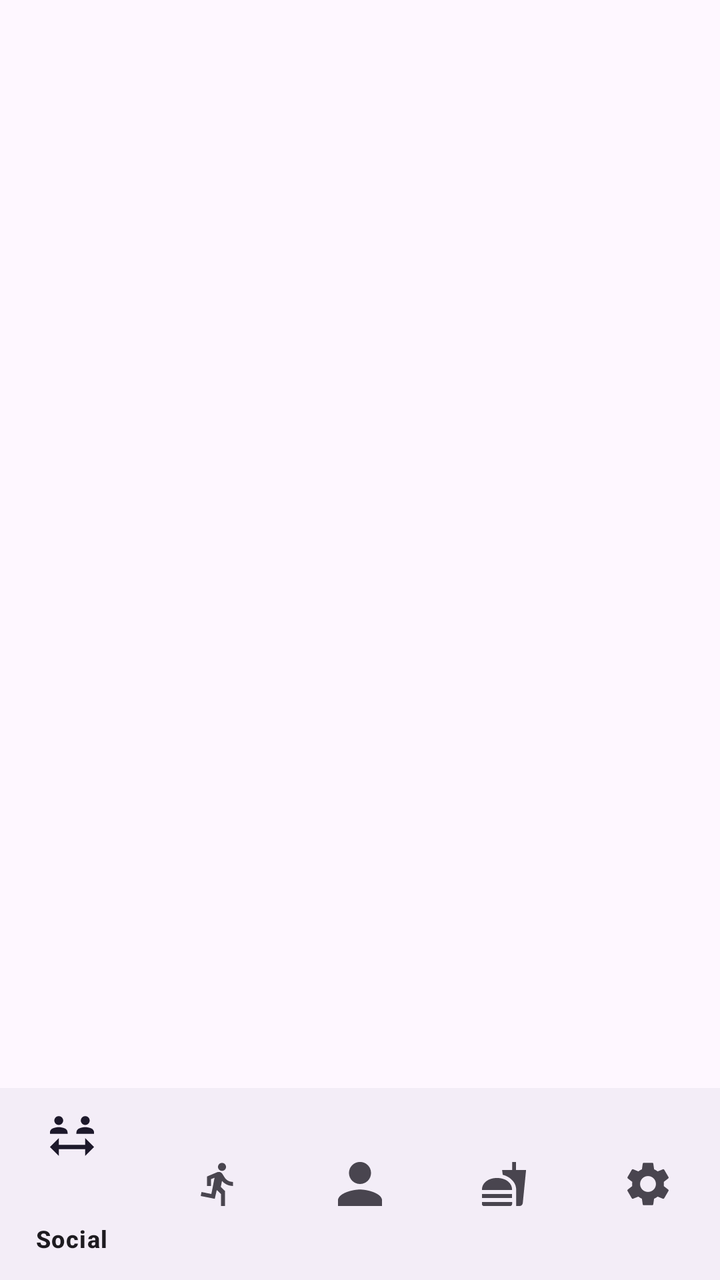
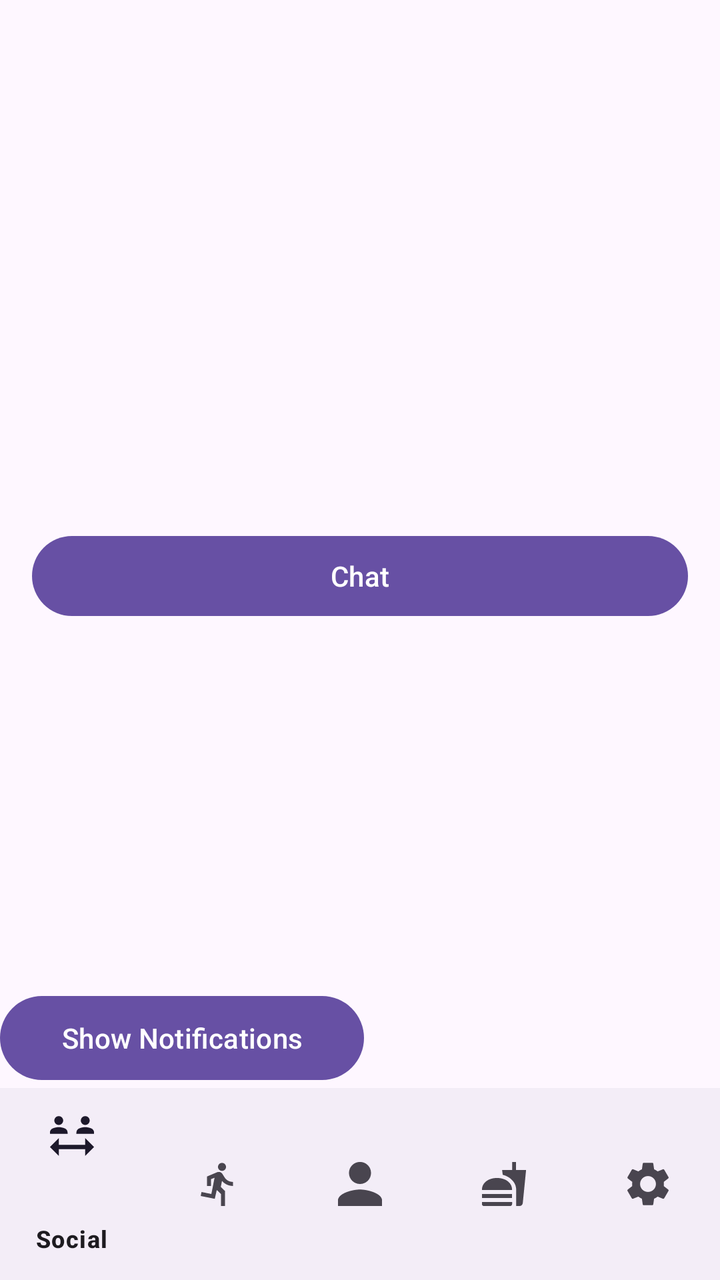

An Android layout rendered at two revisions. The XML below is the earlier revision; the diff shows what the commit changed to produce the second picture.
<!-- AndroidManifest.xml: application theme Theme.AndroidExample -->
<!-- res/layout/activity_social.xml -->
<?xml version="1.0" encoding="utf-8"?>
<androidx.constraintlayout.widget.ConstraintLayout
    xmlns:android="http://schemas.android.com/apk/res/android"
    xmlns:app="http://schemas.android.com/apk/res-auto"
    android:layout_width="match_parent"
    android:layout_height="match_parent">

    <LinearLayout
        android:id="@+id/upper_section"
        android:layout_width="0dp"
        android:layout_height="0dp"
        android:orientation="vertical"
        android:padding="16dp"
        app:layout_constraintBottom_toTopOf="@+id/guideline"
        app:layout_constraintEnd_toEndOf="parent"
        app:layout_constraintStart_toStartOf="parent"
        app:layout_constraintTop_toTopOf="parent">

</LinearLayout>


<androidx.constraintlayout.widget.Guideline
    android:id="@+id/guideline"
    android:layout_width="wrap_content"
    android:layout_height="wrap_content"
    android:orientation="horizontal"
    app:layout_constraintGuide_percent="0.85" />


<com.google.android.material.bottomnavigation.BottomNavigationView
    android:id="@+id/bottom_navigation"
    android:layout_width="0dp"
    android:layout_height="0dp"
    app:layout_constraintBottom_toBottomOf="parent"
    app:layout_constraintEnd_toEndOf="parent"
    app:layout_constraintHorizontal_bias="0.0"
    app:layout_constraintStart_toStartOf="parent"
    app:layout_constraintTop_toBottomOf="@+id/guideline"
    app:layout_constraintVertical_bias="0.0"
    app:menu="@menu/bottom_nav_menu" />

    </androidx.constraintlayout.widget.ConstraintLayout>
<!-- resources referenced by this layout -->
<resources>
  <style name="Theme.AndroidExample" parent="Base.Theme.AndroidExample" />
  <style name="Base.Theme.AndroidExample" parent="Theme.Material3.DayNight.NoActionBar">
          
          
      </style>
</resources>

<!-- the commit's change to res/layout/activity_social.xml (unified diff, before → after) -->
@@ -2,6 +2,7 @@
 <androidx.constraintlayout.widget.ConstraintLayout
     xmlns:android="http://schemas.android.com/apk/res/android"
     xmlns:app="http://schemas.android.com/apk/res-auto"
+    xmlns:tools="http://schemas.android.com/tools"
     android:layout_width="match_parent"
     android:layout_height="match_parent">
 
@@ -13,10 +14,44 @@
         android:padding="16dp"
         app:layout_constraintBottom_toTopOf="@+id/guideline"
         app:layout_constraintEnd_toEndOf="parent"
+        app:layout_constraintHorizontal_bias="0.0"
         app:layout_constraintStart_toStartOf="parent"
-        app:layout_constraintTop_toTopOf="parent">
+        app:layout_constraintTop_toTopOf="parent"
+        app:layout_constraintVertical_bias="0.0">
 
-</LinearLayout>
+        <androidx.appcompat.widget.SearchView
+            android:id="@+id/search_view"
+            android:layout_width="0dp"
+            android:layout_height="wrap_content" />
+
+        <ScrollView
+            android:id="@+id/friend_list_view"
+            android:layout_width="match_parent"
+            android:layout_height="200dp">
+
+            <androidx.recyclerview.widget.RecyclerView
+                android:id="@+id/friends_recycler_view"
+                android:layout_width="match_parent"
+                android:layout_height="wrap_content" />
+
+        </ScrollView>
+
+        <Button
+            android:id="@+id/chat_button"
+            android:layout_width="match_parent"
+            android:layout_height="wrap_content"
+            android:text="Chat" />
+
+
+    </LinearLayout>
+
+    <Button
+        android:id="@+id/notification_button"
+        android:layout_width="182dp"
+        android:layout_height="50dp"
+        android:text="Show Notifications"
+        app:layout_constraintBottom_toTopOf="@+id/bottom_navigation"
+        app:layout_constraintStart_toStartOf="parent" />
 
 
 <androidx.constraintlayout.widget.Guideline
